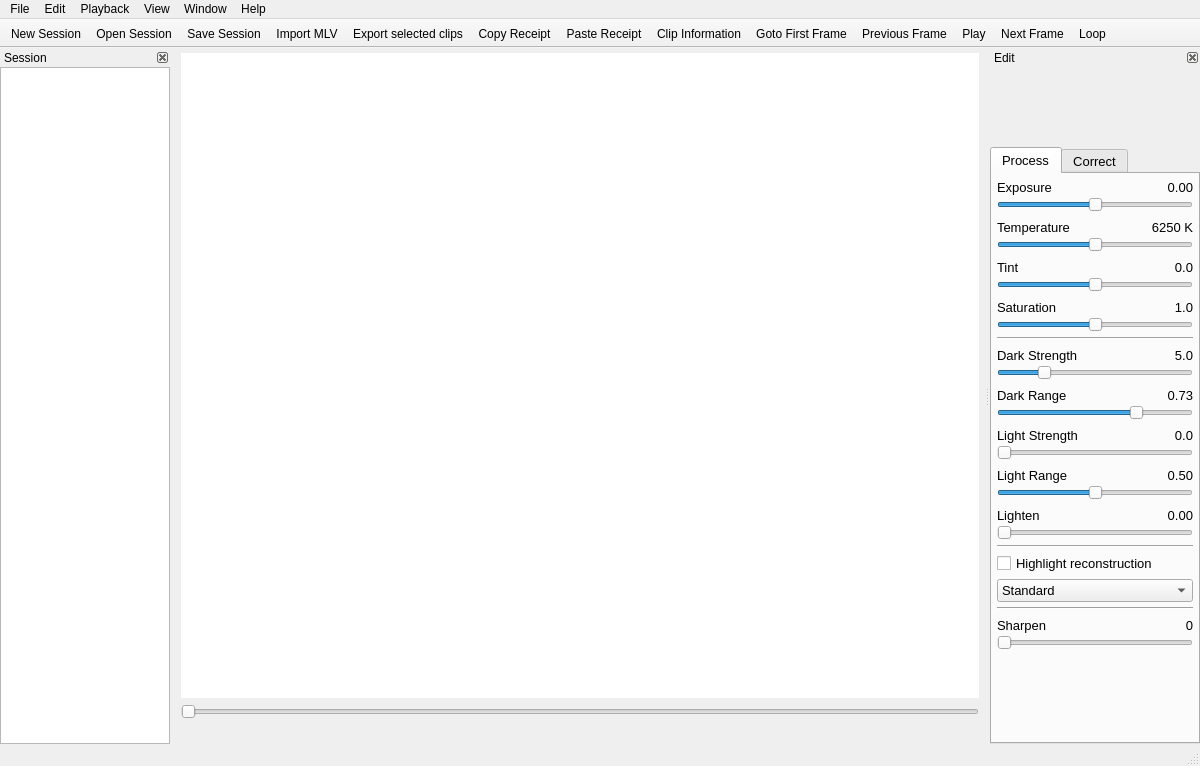
Qt form platform/qt/MainWindow.ui (ilia3101/MLV-App) before a commit.
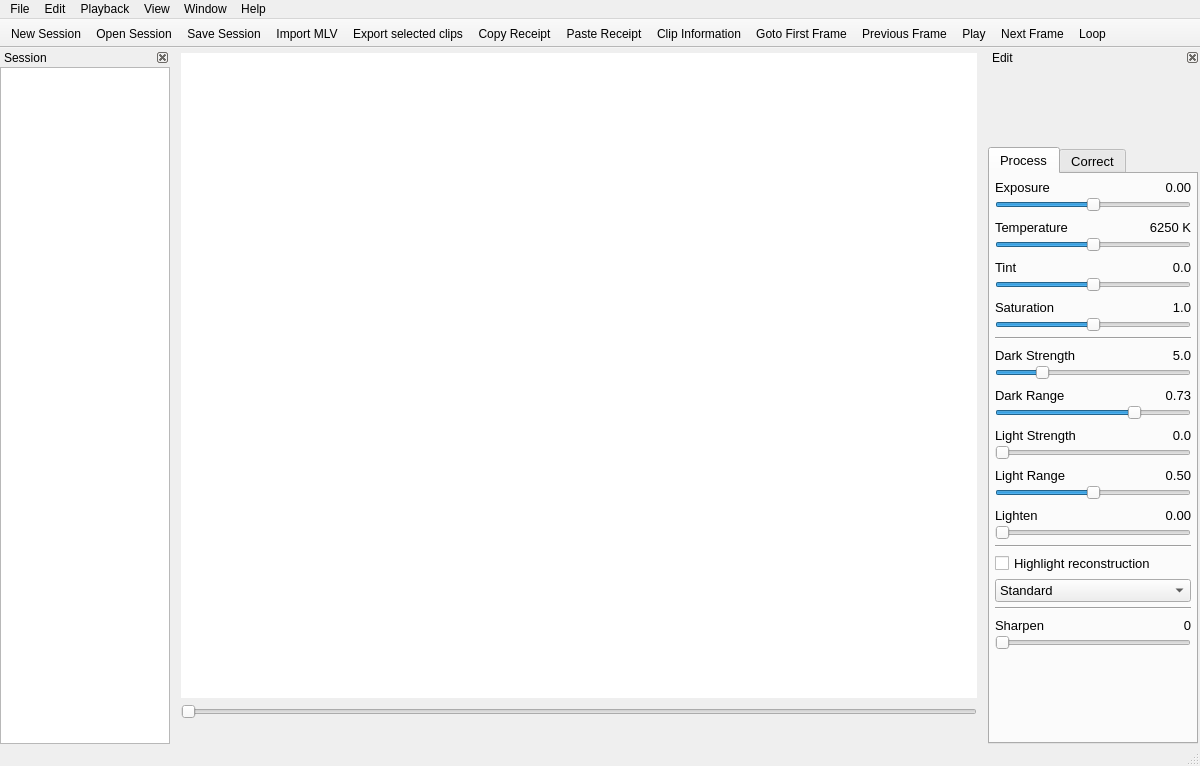
The same form after that commit. Icons and pictures are not drawn. Custom widgets are drawn as their Qt base class.

Commit message: QtApp: Some GUI aprovements

The edit to the form file:
```diff
--- a/platform/qt/MainWindow.ui
+++ b/platform/qt/MainWindow.ui
@@ -239,6 +239,18 @@
     <number>2</number>
    </attribute>
    <widget class="QWidget" name="dockWidgetContents">
+    <property name="minimumSize">
+     <size>
+      <width>212</width>
+      <height>0</height>
+     </size>
+    </property>
+    <property name="maximumSize">
+     <size>
+      <width>212</width>
+      <height>16777215</height>
+     </size>
+    </property>
     <layout class="QVBoxLayout" name="verticalLayout_5">
      <property name="spacing">
       <number>0</number>
```
The commit also changes 1 other file.
